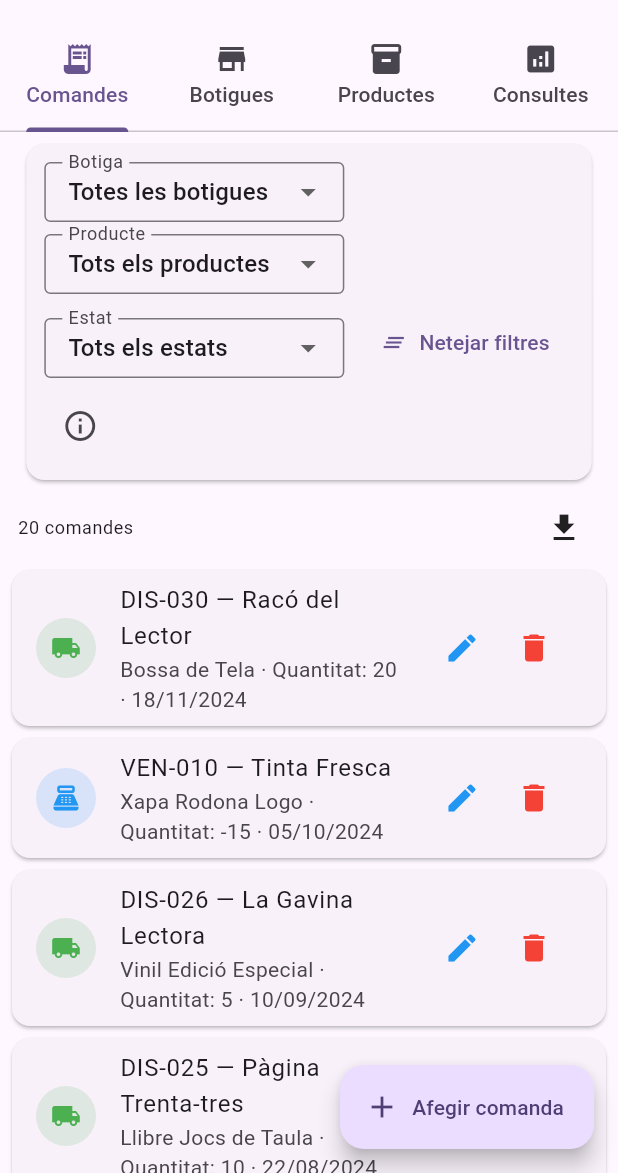
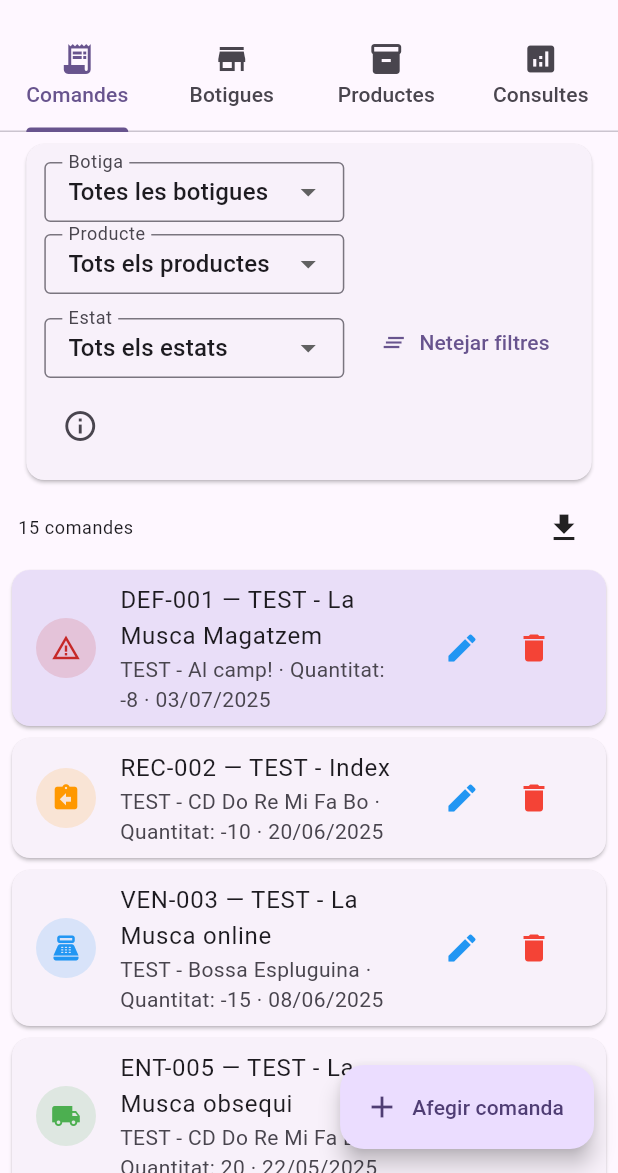
Before and after one commit to davidgpdeveloper/T04_LM_Stock, a Flutter app: the screen it shows after launch, after a tap on "Mode demostració", after a tap on "Entrar", on a phone screen of 412 x 824 dp, the part 63-1236 px from its top. Run offline on Flutter 3.47's test engine with Material 3 defaults, Android fonts, the light colour scheme and no system bars; our stand-ins replace csv, image_picker, pdf, printing, shelf; missing offline and left inert: dart:html, mysql_client; network calls fail.

Commit message:
refactor: dades demo TEST, magatzem sempre per ID=25, login UI millorat
- Botigues: 6 entrades TEST (Index, La Musca Magatzem id=25, online, Alberg, La Baldufa, obsequi)
- Productes: 4 entrades TEST (CD Do Re Mi Fa Bo, Al camp!, El nen de les bledes, Bossa Espluguina)
- Comandes: 15 entrades (4 MAGATZEM IN, 4 ENTREGAT, 3 VENUT, 2 RECOLLIT, 1 DEFECTUOS)
- Eliminat usar_dades_de_prova del config JSON i AppConfig (controlat pel switch de login)
- Totes les comprovacions del magatzem ara per id=25 (mai per nom)
- Login: text informatiu en recuadre separat amb colors contextuals

```diff
--- a/la_musca_stock/assets/config/app_config.json
+++ b/la_musca_stock/assets/config/app_config.json
@@ -1,4 +1,3 @@
 {
-  "usar_dades_de_prova": false,
   "api_url": "http://localhost:8080/api"
 }
--- a/la_musca_stock/assets/data/productes.json
+++ b/la_musca_stock/assets/data/productes.json
@@ -1,17 +1,6 @@
 [
-  {"id": 1, "nom": "CD Cançons del Vent", "quantitat": 500, "descripcio": "Àlbum musical principal"},
-  {"id": 2, "nom": "CD Melodies de Tardor", "quantitat": 300, "descripcio": "Àlbum de temporada"},
-  {"id": 3, "nom": "Llibre El Drac Petit", "quantitat": 400, "descripcio": "Conte infantil il·lustrat"},
-  {"id": 4, "nom": "Samarreta Blava M", "quantitat": 60, "descripcio": "Samarreta talla M color blau"},
-  {"id": 5, "nom": "Samarreta Blava L", "quantitat": 55, "descripcio": "Samarreta talla L color blau"},
-  {"id": 6, "nom": "Samarreta Vermella S", "quantitat": 45, "descripcio": "Samarreta talla S color vermell"},
-  {"id": 7, "nom": "Xapa Rodona Logo", "quantitat": 250, "descripcio": "Xapa amb el logotip de l'editorial"},
-  {"id": 8, "nom": "Iman Rectangular", "quantitat": 180, "descripcio": "Iman de nevera estàndard"},
-  {"id": 9, "nom": "Iman Especial Festes", "quantitat": 120, "descripcio": "Edició limitada per festes"},
-  {"id": 10, "nom": "Punt de Lectura", "quantitat": 350, "descripcio": "Punt de llibre il·lustrat"},
-  {"id": 11, "nom": "CD Ritmes del Mar", "quantitat": 200, "descripcio": "Àlbum infantil de sons marins"},
-  {"id": 12, "nom": "Vinil Edició Especial", "quantitat": 75, "descripcio": "Disc de vinil col·leccionista"},
-  {"id": 13, "nom": "Pòster Gran Format", "quantitat": 140, "descripcio": "Pòster 70x100 cm"},
-  {"id": 14, "nom": "Bossa de Tela", "quantitat": 100, "descripcio": "Bossa reutilitzable amb disseny"},
-  {"id": 15, "nom": "Llibre Jocs de Taula", "quantitat": 220, "descripcio": "Guia de jocs de taula clàssics"}
+  {"id": 1, "nom": "TEST - CD Do Re Mi Fa Bo", "quantitat": 250, "descripcio": "Àlbum musical infantil amb cançons educatives"},
+  {"id": 2, "nom": "TEST - Al camp!", "quantitat": 180, "descripcio": "Espectacle musical sobre la natura i el camp"},
+  {"id": 3, "nom": "TEST - El nen de les bledes", "quantitat": 320, "descripcio": "Conte infantil il·lustrat sobre alimentació saludable"},
+  {"id": 4, "nom": "TEST - Bossa Espluguina", "quantitat": 150, "descripcio": "Bossa de tela amb disseny exclusiu d'Esplugues"}
 ]
--- a/la_musca_stock/lib/config/app_config.dart
+++ b/la_musca_stock/lib/config/app_config.dart
@@ -2,7 +2,7 @@
 import 'package:flutter/services.dart';
 
 class AppConfig {
-  static bool usarDadesDeProva = true;
+  static bool usarDadesDeProva = false;
   static String apiUrl = 'http://localhost:8080/api';
 
   static Future<void> load() async {
@@ -10,10 +10,9 @@
       final configString =
           await rootBundle.loadString('assets/config/app_config.json');
       final config = json.decode(configString) as Map<String, dynamic>;
-      usarDadesDeProva = config['usar_dades_de_prova'] as bool? ?? true;
       apiUrl = config['api_url'] as String? ?? 'http://localhost:8080/api';
     } catch (_) {
-      usarDadesDeProva = true;
+      // Si no es pot carregar el config, es manté el valor per defecte
     }
   }
 }
--- a/la_musca_stock/lib/screens/home_screen.dart
+++ b/la_musca_stock/lib/screens/home_screen.dart
@@ -35,8 +35,8 @@
   String _searchBotiguesQuery = '';
   String _searchProductesQuery = '';
 
-  // Color de fons per a la botiga 'La Musca magatzem'
-  static const String _magatzemName = 'La Musca magatzem';
+  // ID de la botiga 'La Musca magatzem' per identificar-la a la UI
+  static const int _magatzemId = 25;
 
   // Filtres de consultes d'estoc
   String _consultaTipus = 'botiga'; // 'botiga' o 'producte'
@@ -398,7 +398,7 @@
                         horizontal: 8,
                         vertical: 4,
                       ),
-                      color: botiga?.nom == _magatzemName
+                      color: botiga?.id == _magatzemId
                           ? Theme.of(context).colorScheme.secondaryContainer
                           : null,
                       child: ListTile(
@@ -641,7 +641,7 @@
                   horizontal: 8,
                   vertical: 4,
                 ),
-                color: botiga.nom == _magatzemName
+                color: botiga.id == _magatzemId
                     ? Theme.of(context).colorScheme.secondaryContainer
                     : null,
                 child: ExpansionTile(
@@ -1199,14 +1199,13 @@
       // Per 'La Musca magatzem' (ID 25) amb estat 'Tots':
       // Calcular MAGATZEM IN (del magatzem) - sumatori de TOTS els ENTREGAT (de totes les botigues)
       if (_consultaEstat == null) {
-        const magatzemId = 25;
         final magatzemIn = totesComandes
-            .where((c) => c.botigaId == magatzemId && c.estat == 'MAGATZEM IN')
+            .where((c) => c.botigaId == _magatzemId && c.estat == 'MAGATZEM IN')
             .fold<int>(0, (sum, c) => sum + c.quantitat);
         final totalEntregat = totesComandes
             .where((c) => c.estat == 'ENTREGAT')
             .fold<int>(0, (sum, c) => sum + c.quantitat);
-        totalPerBotiga[magatzemId] = magatzemIn - totalEntregat;
+        totalPerBotiga[_magatzemId] = magatzemIn - totalEntregat;
       }
 
       if (totalPerBotiga.isEmpty) {
@@ -1268,7 +1267,7 @@
                   ...entries.map((e) {
                     final botiga = botigaRepo.getById(e.key);
                     return DataRow(
-                      color: botiga?.nom == _magatzemName
+                      color: botiga?.id == _magatzemId
                           ? WidgetStateProperty.all(
                               Theme.of(context).colorScheme.secondaryContainer,
                             )
--- a/la_musca_stock/lib/screens/login_screen.dart
+++ b/la_musca_stock/lib/screens/login_screen.dart
@@ -89,15 +89,6 @@
                     const SizedBox(height: 24),
                     SwitchListTile(
                       title: const Text('Mode demostració'),
-                      subtitle: Text(
-                        _modeDemo
-                            ? 'Carregarà dades de prova'
-                            : 'Connectarà a la base de dades',
-                        style: TextStyle(
-                          fontSize: 12,
-                          color: Colors.grey[600],
-                        ),
-                      ),
                       value: _modeDemo,
                       onChanged: (value) {
                         setState(() {
@@ -116,6 +107,48 @@
                       contentPadding: const EdgeInsets.symmetric(
                         horizontal: 12,
                         vertical: 4,
+                      ),
+                    ),
+                    const SizedBox(height: 8),
+                    Container(
+                      width: double.infinity,
+                      padding: const EdgeInsets.symmetric(
+                        horizontal: 12,
+                        vertical: 8,
+                      ),
+                      decoration: BoxDecoration(
+                        color: _modeDemo
+                            ? Colors.orange.shade50
+                            : Colors.deepPurple.shade50,
+                        borderRadius: BorderRadius.circular(8),
+                        border: Border.all(
+                          color: _modeDemo
+                              ? Colors.orange.shade200
+                              : Colors.deepPurple.shade200,
+                        ),
+                      ),
+                      child: Row(
+                        children: [
+                          Icon(
+                            _modeDemo ? Icons.info_outline : Icons.cloud_done,
+                            size: 16,
+                            color: _modeDemo
+                                ? Colors.orange.shade700
+                                : Colors.deepPurple.shade700,
+                          ),
+                          const SizedBox(width: 8),
+                          Text(
+                            _modeDemo
+                                ? 'Carregarà dades de prova'
+                                : 'Connectarà a la base de dades',
+                            style: TextStyle(
+                              fontSize: 12,
+                              color: _modeDemo
+                                  ? Colors.orange.shade700
+                                  : Colors.deepPurple.shade700,
+                            ),
+                          ),
+                        ],
                       ),
                     ),
                     const SizedBox(height: 16),
--- a/la_musca_stock/lib/screens/producte_form_screen.dart
+++ b/la_musca_stock/lib/screens/producte_form_screen.dart
@@ -8,6 +8,9 @@
 
 class ProducteFormScreen extends StatefulWidget {
   final Producte? producte;
+
+  // ID de la botiga magatzem
+  static const int magatzemId = 25;
 
   const ProducteFormScreen({super.key, this.producte});
 
@@ -186,9 +189,8 @@
   /// Busca l'últim albarà amb format 'MAG X' i incrementa el número.
   /// Si no en troba cap, genera 'MAG' + data + hora en mil·lisegons.
   String _generateMagatzemAlbara(ComandaRepository comandaRepo) {
-    const magatzemId = 25;
     final comandesMagatzem = comandaRepo.comandes
-        .where((c) => c.botigaId == magatzemId && c.albara.startsWith('MAG'))
+        .where((c) => c.botigaId == ProducteFormScreen.magatzemId && c.albara.startsWith('MAG'))
         .toList();
 
     // Buscar l'albarà amb el número més alt
@@ -215,7 +217,6 @@
 
   /// Crea una comanda automàtica al magatzem quan s'afegeix un producte nou.
   Future<void> _createAutoComanda(Producte producte) async {
-    const magatzemId = 25;
     final comandaRepo = context.read<ComandaRepository>();
     final albara = _generateMagatzemAlbara(comandaRepo);
 
@@ -223,7 +224,7 @@
       id: comandaRepo.nextId,
       albara: albara,
       data: DateTime.now(),
-      botigaId: magatzemId,
+      botigaId: ProducteFormScreen.magatzemId,
       producteId: producte.id,
       quantitat: producte.quantitat,
       estat: 'MAGATZEM IN',
```
Also changed, not shown: la_musca_stock/assets/data/botigues.json (+6 -15 lines), la_musca_stock/assets/data/comandes.json (+15 -20 lines).
